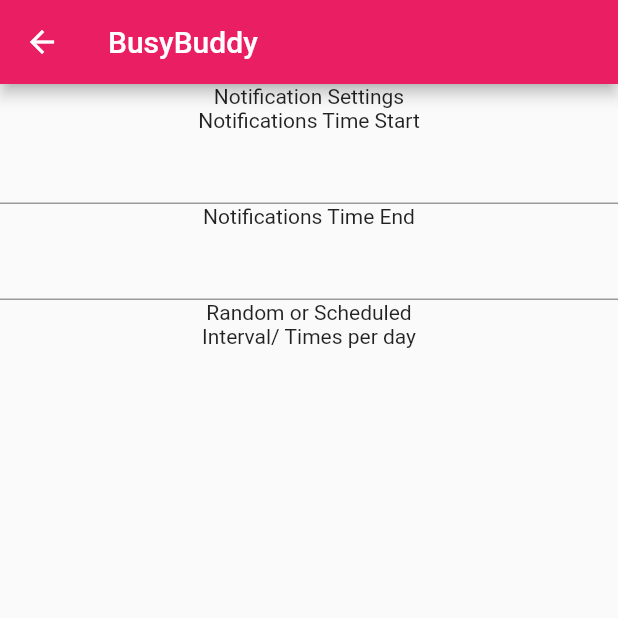
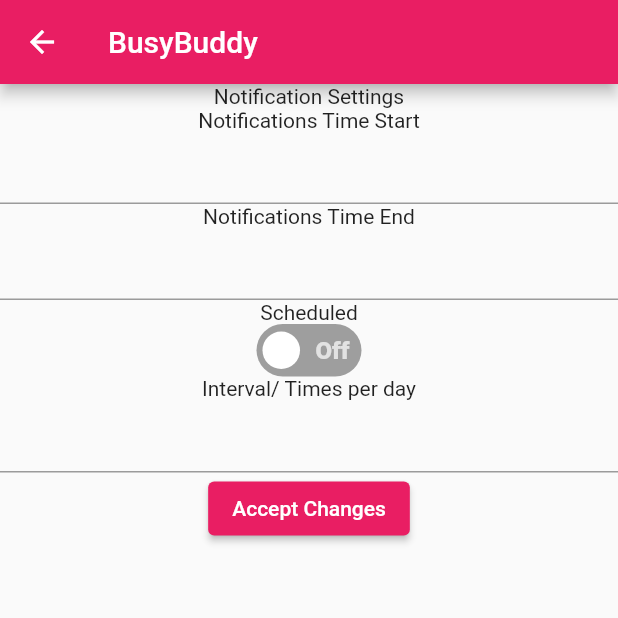
Before and after one commit to dvigne/productivityapp, a Flutter app: the NotificationSettings screen opened by its route, on a phone screen of 412 x 824 dp, the top half of it. Run offline on Flutter 3.47's test engine with Material 2 defaults, Android fonts, the light colour scheme and no system bars; drawn by our look-alikes of flutter_switch; our stand-ins replace flutter_login, flutter_secure_storage, font_awesome_flutter; missing offline and left inert: flutter_appauth; accounts and stored records are empty; network calls fail.

Commit message:
filling out menu for notification settings

```diff
--- a/lib/src/views/ui/notification_settings.dart
+++ b/lib/src/views/ui/notification_settings.dart
@@ -1,4 +1,5 @@
 import 'package:flutter/material.dart';
+import 'package:flutter_switch/flutter_switch.dart';
 
 class NotificationSettings extends StatefulWidget {
   static const routeName = '/notifications';
@@ -23,12 +24,19 @@
 
   String start_time = "";
   String stop_time = "";
+  String notif_type = "Scheduled";
   bool random_notifs = false;
   int interval = 90;
   int times = 10;
 
   final start_controller = TextEditingController();
   final stop_controller = TextEditingController();
+  final rand_n_sched_controller = TextEditingController();
+
+
+  void _submitSettings() {
+
+  }
 
   @override
   Widget build(BuildContext context) {
@@ -55,9 +63,27 @@
           TextField(
             controller: this.stop_controller,
           ),
-          Text("Random or Scheduled"),
-
-          Text("Interval/ Times per day")
+          Text("${notif_type}"),
+          FlutterSwitch(
+            value: random_notifs,
+            showOnOff: true,
+            onToggle: (val) {
+              setState(() {
+                random_notifs = val;
+                notif_type = val ? "Scheduled" : "Random";
+              });
+            },
+          ),
+          Text("Interval/ Times per day"),
+          TextField(
+            controller: this.rand_n_sched_controller,
+          ),
+          ElevatedButton(
+            onPressed: () {
+              _submitSettings();
+            },
+            child: const Text('Accept Changes'),
+          ),
         ]
       ),
     );
```
